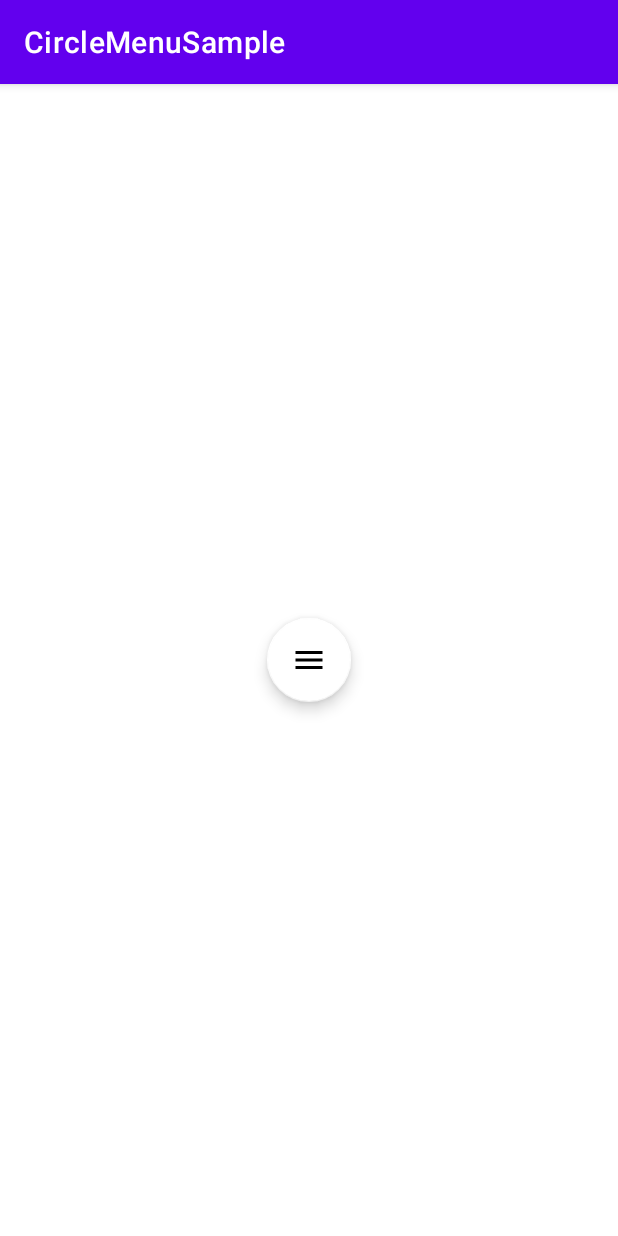
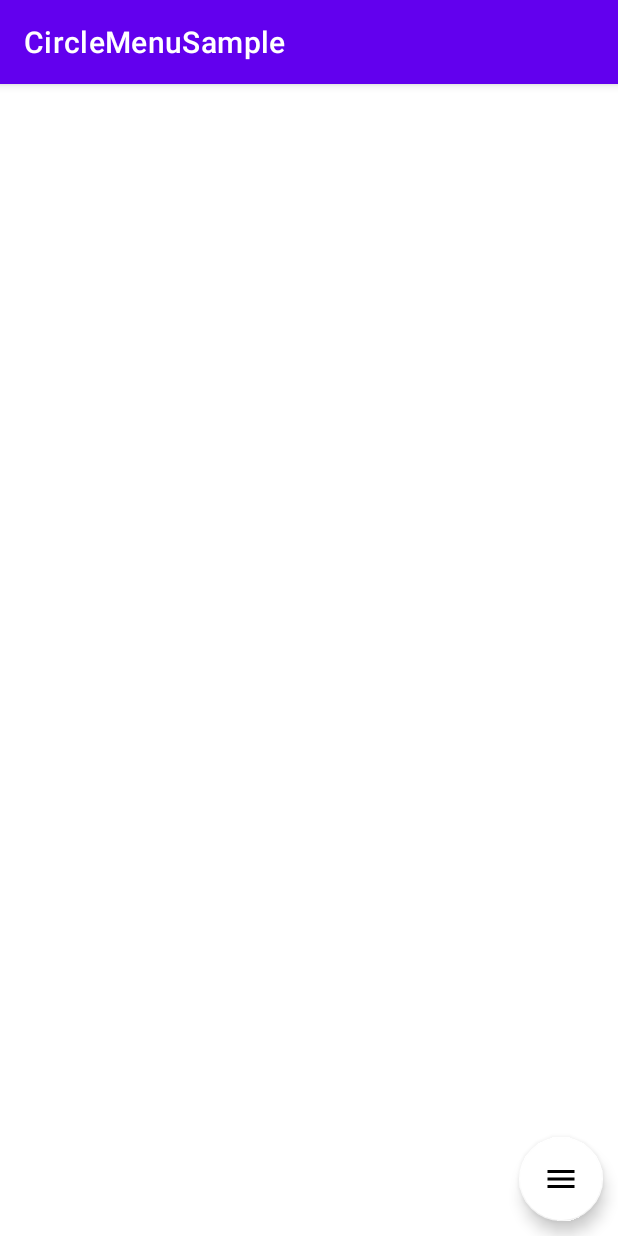
Before and after one commit to frannnnnk/android-dagger-examples, an Android app: the screen it shows after launch (MainActivity), after a tap on an icon or button, on a phone screen of 412 x 824 dp. Run offline under Robolectric (Android 15) with nearby library versions, the phone set to English and light mode, and no system bars; 1 other tap on this screen came first.

Commit message:
added vertical menu functionality

```diff
--- a/app/src/main/res/layout/activity_main.xml
+++ b/app/src/main/res/layout/activity_main.xml
@@ -1,22 +1,26 @@
 <?xml version="1.0" encoding="utf-8"?>
-<LinearLayout xmlns:android="http://schemas.android.com/apk/res/android"
+<RelativeLayout xmlns:android="http://schemas.android.com/apk/res/android"
     xmlns:app="http://schemas.android.com/apk/res-auto"
     xmlns:tools="http://schemas.android.com/tools"
     android:layout_width="match_parent"
+    android:layout_height="match_parent"
     android:background="@color/white"
-    android:layout_height="match_parent"
     tools:context=".MainActivity">
 
     <com.akki.circlemenu.CircleMenu
         android:id="@+id/circle_menu"
-        android:layout_width="match_parent"
+        android:layout_alignParentBottom="true"
+        android:layout_alignParentRight="true"
+        android:layout_width="wrap_content"
         android:layout_height="match_parent"
+        android:padding="10dp"
         app:menu_background_color="@array/menu_back_colors"
         app:menu_close_duration="300"
         app:menu_icons="@array/menus"
         app:menu_open_duration="400"
-        app:menu_radius="100dp">
+        app:menu_orientation="vertical"
+        app:menu_radius="80dp">
 
     </com.akki.circlemenu.CircleMenu>
 
-</LinearLayout>
+</RelativeLayout>
--- a/app/src/main/res/values/menus.xml
+++ b/app/src/main/res/values/menus.xml
@@ -5,7 +5,6 @@
         <item>@drawable/ic_baseline_settings_24</item>
         <item>@drawable/ic_baseline_delete_forever_24</item>
         <item>@drawable/ic_baseline_person_search_24</item>
-        <item>@drawable/ic_baseline_settings_24</item>
     </array>
 
     <array name="menu_back_colors">
@@ -13,7 +12,6 @@
         <item>@android:color/holo_green_dark</item>
         <item>@android:color/holo_red_light</item>
         <item>@android:color/holo_purple</item>
-        <item>@android:color/holo_orange_light</item>
 
     </array>
 
--- a/circleMenu/src/main/java/com/akki/circlemenu/CircleMenu.kt
+++ b/circleMenu/src/main/java/com/akki/circlemenu/CircleMenu.kt
@@ -5,6 +5,7 @@ import android.content.Context
 import android.content.res.ColorStateList
 import android.graphics.Color
 import android.util.AttributeSet
+import android.view.Gravity
 import android.view.LayoutInflater
 import android.view.View
 import android.view.animation.OvershootInterpolator
@@ -28,6 +29,7 @@ class CircleMenu : FrameLayout, View.OnClickListener {
     private var mOpenAnimationDuration: Int
     private var mCloseAnimationDuration: Int
     private var onCircleMenuItemClicked: OnCircleMenuItemClicked? = null
+    private var mOrientation: Int? = null
 
 
     constructor(context: Context) : this(context, null)
@@ -42,6 +44,9 @@ class CircleMenu : FrameLayout, View.OnClickListener {
         try {
             val iconArrayId = ta.getResourceId(R.styleable.CircleMenu_menu_icons, 0)
             val iconBgColorId = ta.getResourceId(R.styleable.CircleMenu_menu_background_color, 0)
+            if (ta.hasValue(R.styleable.CircleMenu_menu_orientation)) {
+                mOrientation = ta.getInt(R.styleable.CircleMenu_menu_orientation, 0)
+            }
             val colorId = resources.obtainTypedArray(iconBgColorId)
             val density = context.resources.displayMetrics.density
             val defaultRadius: Float = MENU_DEFAULT_SIZE * density
@@ -50,6 +55,7 @@ class CircleMenu : FrameLayout, View.OnClickListener {
             mOpenAnimationDuration = ta.getInteger(R.styleable.CircleMenu_menu_open_duration, 500)
             mCloseAnimationDuration =
                 ta.getInteger(R.styleable.CircleMenu_menu_close_duration, 500)
+
             val iconsIds = resources.obtainTypedArray(iconArrayId)
             try {
                 menuItems = ArrayList(iconsIds.length())
@@ -100,6 +106,20 @@ class CircleMenu : FrameLayout, View.OnClickListener {
             } else
                 closeAnimation()
         }
+
+        if (mOrientation == 1) {
+            val lp = LayoutParams(
+                LayoutParams.WRAP_CONTENT,
+                LayoutParams.WRAP_CONTENT,
+                Gravity.BOTTOM
+            )
+            menuCenterButton.layoutParams = lp
+        } else {
+            val lp =
+                LayoutParams(LayoutParams.WRAP_CONTENT, LayoutParams.WRAP_CONTENT, Gravity.CENTER)
+            lp.gravity = Gravity.CENTER
+            menuCenterButton.layoutParams = lp
+        }
         setWillNotDraw(true)
         clipChildren = false
         clipToPadding = false
@@ -132,6 +152,19 @@ class CircleMenu : FrameLayout, View.OnClickListener {
             }
 
         })
+        if (mOrientation == 1) {
+            menuDisplayAnimation.addUpdateListener {
+                var i = 1
+                for (view in mButtons) {
+                    val y = (it.animatedValue as Float * i) / 1.2
+                    view.x = centerX
+                    view.y = (centerY - y).toFloat()
+                    view.scaleX = 1.0f * it.animatedFraction
+                    view.scaleY = 1.0f * it.animatedFraction
+                    i += 1
+                }
+            }
+        } else {
             menuDisplayAnimation.addUpdateListener {
                 var i = 0
                 for (view in mButtons) {
@@ -147,8 +180,8 @@ class CircleMenu : FrameLayout, View.OnClickListener {
                     i += 1
                 }
             }
+        }
         menuDisplayAnimation.interpolator = OvershootInterpolator()
-
         val animatorSet = AnimatorSet()
         animatorSet.playTogether(alphaAnimation, menuDisplayAnimation)
         animatorSet.duration = mOpenAnimationDuration.toLong()
@@ -176,13 +209,27 @@ class CircleMenu : FrameLayout, View.OnClickListener {
 
         val buttonsCount: Int = mButtons.size
         val angleStep = 360f / buttonsCount
-        val mCloseAnimation = ValueAnimator.ofFloat(mRadius, 1f)
+        val mCloseAnimation = ValueAnimator.ofFloat(mRadius, 0f)
 
         val alphaAnimation = ObjectAnimator.ofFloat(
             menuCenterButton,
             "alpha",
             1.0f
         )
+        if (mOrientation == 1) {
+            mCloseAnimation.addUpdateListener {
+                var i = 1
+                for (view in mButtons) {
+                    // val angle = angleStep * i - 90
+                    val y = (it.animatedValue as Float * i) / 1.2
+                    view.x = centerX
+                    view.y = (centerY-y).toFloat()
+                    view.scaleX = 1.0f * 1
+                    view.scaleY = 1.0f * 1
+                    i += 1
+                }
+            }
+        } else {
             mCloseAnimation.addUpdateListener {
                 var i = 0
                 for (view in mButtons) {
@@ -198,6 +245,8 @@ class CircleMenu : FrameLayout, View.OnClickListener {
                     i += 1
                 }
             }
+        }
+
         mCloseAnimation.addListener(object : AnimatorListenerAdapter() {
             override fun onAnimationStart(animation: Animator) {
             }
@@ -230,12 +279,12 @@ class CircleMenu : FrameLayout, View.OnClickListener {
         })
     }
 
-    override fun onMeasure(widthMeasureSpec: Int, heightMeasureSpec: Int) {
-        super.onMeasure(widthMeasureSpec, heightMeasureSpec)
-        val w = View.resolveSizeAndState(1000, widthMeasureSpec, 0)
-        val h = View.resolveSizeAndState(1000, heightMeasureSpec, 0)
-        setMeasuredDimension(w, h)
-    }
+//    override fun onMeasure(widthMeasureSpec: Int, heightMeasureSpec: Int) {
+//        super.onMeasure(widthMeasureSpec, heightMeasureSpec)
+//        val w = View.resolveSizeAndState(2000, widthMeasureSpec, 0)
+//        val h = View.resolveSizeAndState(2000, heightMeasureSpec, 0)
+//        setMeasuredDimension(w, h)
+//    }
 
     override fun onClick(v: View?) {
         closeAnimation()
--- a/circleMenu/src/main/res/layout/menu.xml
+++ b/circleMenu/src/main/res/layout/menu.xml
@@ -8,7 +8,6 @@
         android:id="@+id/circle_menu_main_button"
         android:layout_width="wrap_content"
         android:layout_height="wrap_content"
-        android:layout_gravity="center"
         android:src="@drawable/ic_baseline_menu_24"
         app:backgroundTint="@android:color/white" />
 
--- a/circleMenu/src/main/res/values/attrs.xml
+++ b/circleMenu/src/main/res/values/attrs.xml
@@ -10,5 +10,9 @@
         <attr name="menu_radius" format="dimension" />
         <attr name="menu_open_duration" format="integer" />
         <attr name="menu_close_duration" format="integer" />
+        <attr name="menu_orientation" format="enum">
+            <enum name="circle" value="0" />
+            <enum name="vertical" value="1" />
+        </attr>
     </declare-styleable>
 </resources>
```
Lines whose indentation alone changed are shown as unchanged.
